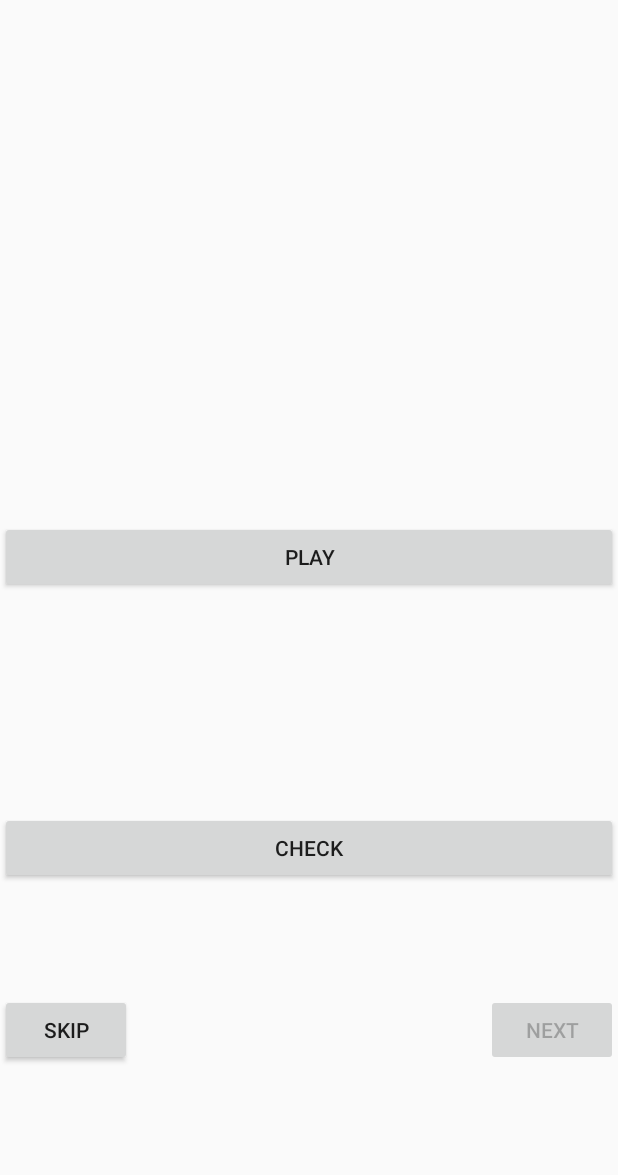
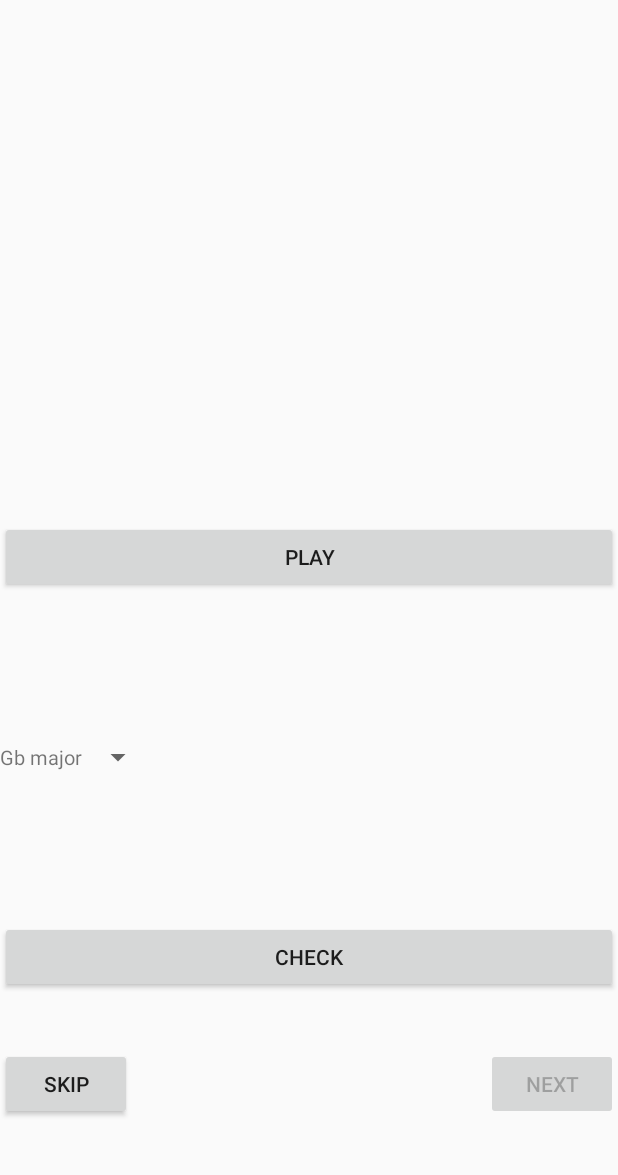
Before and after one commit to simontitk/chordtrain, an Android app: the PlayFragment screen opened through its navigation route, on a phone screen of 412 x 824 dp, the part 61-1236 px from its top. Run offline under Robolectric (Android 15) with nearby library versions, the phone set to English and light mode, and no system bars; our stand-ins replace Room's generated code.

Commit message:
add missing controls to play fragment layout

```diff
--- a/app/src/main/res/layout/custom_spinner.xml
+++ b/app/src/main/res/layout/custom_spinner.xml
@@ -1,6 +1,10 @@
-<?xml version="1.0" encoding="utf-8"?>
-<androidx.constraintlayout.widget.ConstraintLayout xmlns:android="http://schemas.android.com/apk/res/android"
-             android:layout_width="match_parent"
-             android:layout_height="match_parent">
-
-</androidx.constraintlayout.widget.ConstraintLayout>
+<TextView xmlns:android="http://schemas.android.com/apk/res/android"
+    android:id="@+id/spinner_text"
+    android:layout_width="wrap_content"
+    android:layout_height="wrap_content"
+    android:paddingStart="0dp"
+    android:paddingEnd="0dp"
+    android:textSize="13sp"
+    android:gravity="center_vertical"
+    android:singleLine="true"
+    android:ellipsize="end" />
--- a/app/src/main/res/layout/fragment_play.xml
+++ b/app/src/main/res/layout/fragment_play.xml
@@ -14,6 +14,16 @@
         app:layout_constraintStart_toStartOf="parent"
         app:layout_constraintTop_toTopOf="parent" />
 
+    <LinearLayout
+        android:id="@+id/answer_spinner_container"
+        android:orientation="horizontal"
+        android:layout_width="match_parent"
+        android:layout_height="wrap_content"
+        app:layout_constraintTop_toBottomOf="@id/play_button"
+        app:layout_constraintBottom_toTopOf="@id/check_answer_button"
+        app:layout_constraintEnd_toEndOf="parent"
+        app:layout_constraintStart_toStartOf="parent" />
+
     <Button
         android:id="@+id/check_answer_button"
         android:layout_height="wrap_content"
@@ -21,7 +31,8 @@
         app:layout_constraintBottom_toBottomOf="parent"
         app:layout_constraintEnd_toEndOf="parent"
         app:layout_constraintStart_toStartOf="parent"
-        app:layout_constraintTop_toTopOf="@id/play_button"  android:layout_width="match_parent"/>
+        app:layout_constraintTop_toTopOf="@id/answer_spinner_container"
+        android:layout_width="match_parent"/>
 
     <Button
         android:id="@+id/skip_sequence_button"
```
